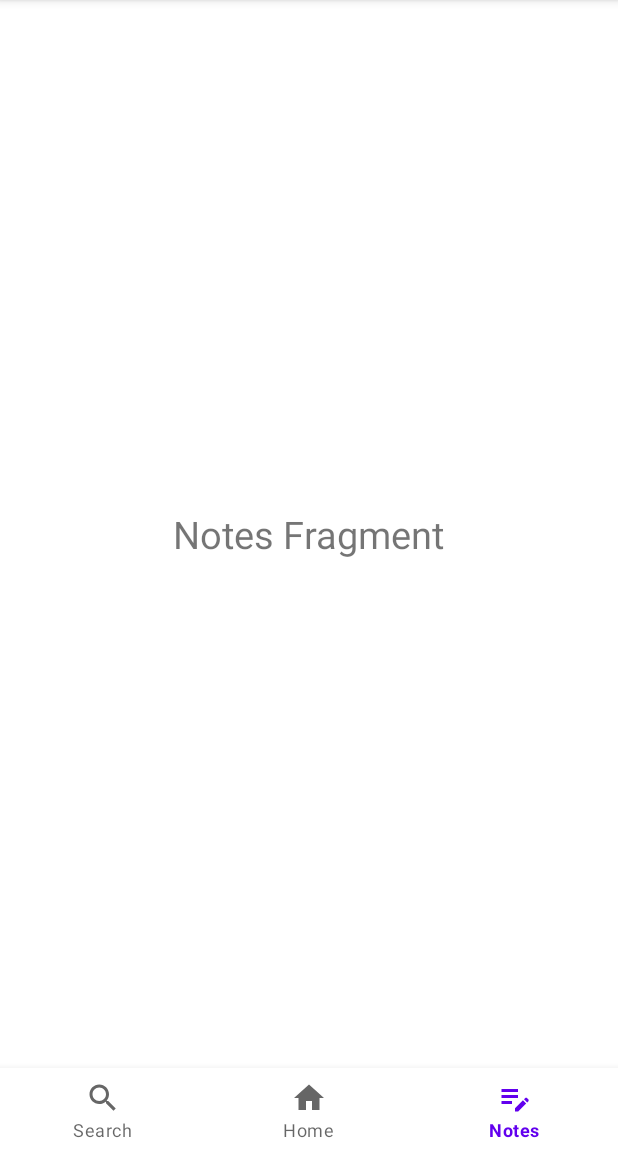
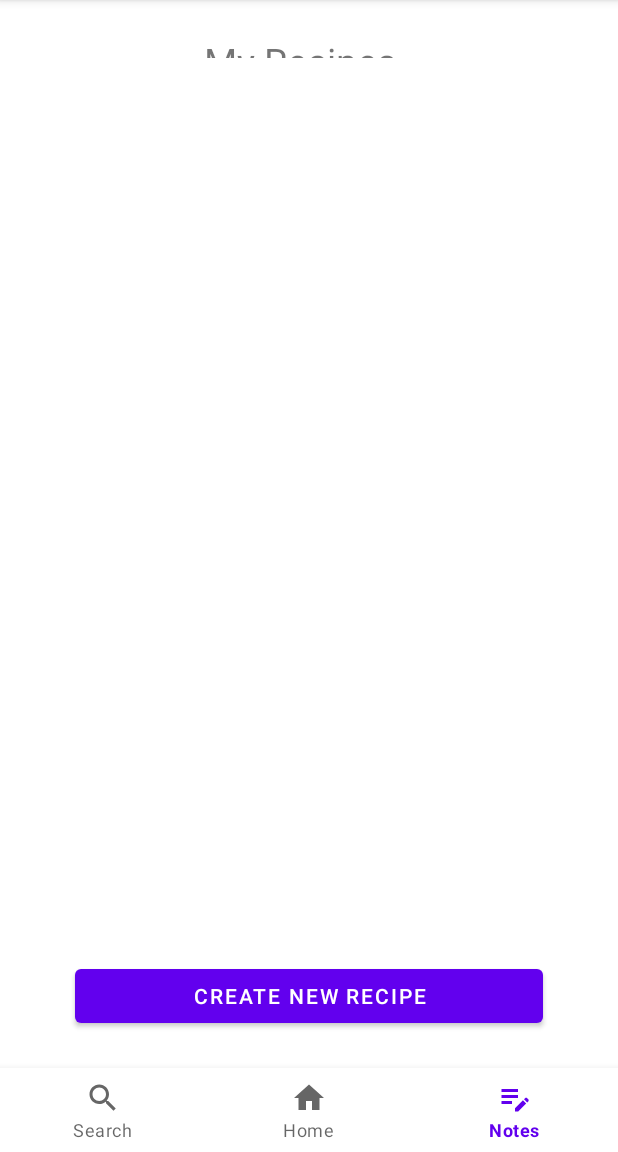
Before and after one commit to gorohovIlya/App_Cooking_Book, an Android app: the screen it shows after launch (MainActivity), item 3 of the bottom bar chosen, on a phone screen of 412 x 824 dp, the part 84-1236 px from its top. Run offline under Robolectric (Android 15) with nearby library versions, the phone set to English and light mode, and no system bars.

Commit message:
фрагмент создания рецепта

```diff
--- a/My_Cooking_Book/app/src/main/java/com/example/my_cooking_book/fragments/NotesFragment.java
+++ b/My_Cooking_Book/app/src/main/java/com/example/my_cooking_book/fragments/NotesFragment.java
@@ -1,20 +1,41 @@
 package com.example.my_cooking_book.fragments;
 
+import android.annotation.SuppressLint;
 import android.os.Bundle;
 
 import androidx.fragment.app.Fragment;
+import androidx.fragment.app.FragmentTransaction;
 
 import android.view.LayoutInflater;
 import android.view.View;
 import android.view.ViewGroup;
+import android.widget.Button;
+import android.widget.ListView;
 
 import com.example.my_cooking_book.R;
 
-public class NotesFragment extends Fragment {
+public class NotesFragment extends Fragment{
+    ListView user_recipes;
+    Button recipe_add;
 
+    @SuppressLint("MissingInflatedId")
     @Override
     public View onCreateView(LayoutInflater inflater, ViewGroup container,
                              Bundle savedInstanceState) {
-        return inflater.inflate(R.layout.fragment_notes, container, false);
-    }
-}
+        View view = inflater.inflate(R.layout.fragment_notes, null);
+        user_recipes = view.findViewById(R.id.recipe_notes);
+        recipe_add = (Button) view.findViewById(R.id.add_recipe);
+//        return inflater.inflate(R.layout.fragment_notes, container, false);
+        recipe_add.setOnClickListener(new View.OnClickListener() {
+            @Override
+            public void onClick(View v) {
+                FragmentTransaction transaction = getFragmentManager().beginTransaction();
+                CreatingRecipeFragment creatingRecipeFragment = new CreatingRecipeFragment();
+                transaction.replace(R.id.container, creatingRecipeFragment);
+                transaction.addToBackStack(null);
+                transaction.commit();
+            }
+        });
+
+        return view;
+    }}
--- a/My_Cooking_Book/app/src/main/res/layout/fragment_notes.xml
+++ b/My_Cooking_Book/app/src/main/res/layout/fragment_notes.xml
@@ -6,10 +6,39 @@
     tools:context=".fragments.SearchFragment">
 
     <TextView
-        android:layout_width="wrap_content"
+        android:layout_width="137dp"
         android:layout_height="wrap_content"
+        android:layout_alignParentStart="true"
+        android:layout_alignParentTop="true"
+        android:layout_alignParentEnd="true"
+        android:layout_alignParentBottom="true"
+        android:layout_marginStart="136dp"
+        android:layout_marginTop="23dp"
+        android:layout_marginEnd="136dp"
+        android:layout_marginBottom="673dp"
         android:text="@string/notes_fragment"
-        android:textSize="25sp"
-        android:layout_centerInParent="true" />
+        android:textSize="25sp" />
+
+    <ListView
+        android:id="@+id/recipe_notes"
+        android:layout_width="match_parent"
+        android:layout_height="wrap_content"
+        android:layout_alignParentTop="true"
+        android:layout_alignParentBottom="true"
+        android:layout_marginTop="62dp"
+        android:layout_marginBottom="84dp"
+        />
+
+    <Button
+        android:id="@+id/add_recipe"
+        android:layout_width="311dp"
+        android:layout_height="wrap_content"
+        android:layout_alignParentStart="true"
+        android:layout_alignParentEnd="true"
+        android:layout_alignParentBottom="true"
+        android:layout_marginStart="50dp"
+        android:layout_marginEnd="50dp"
+        android:layout_marginBottom="24dp"
+        android:text="@string/add_recipe" />
 
 </RelativeLayout>
--- a/My_Cooking_Book/app/src/main/res/values/strings.xml
+++ b/My_Cooking_Book/app/src/main/res/values/strings.xml
@@ -9,5 +9,9 @@
     <string name="search">Search</string>
     <string name="search_fragment">Search Fragment</string>
     <string name="home_fragment">Home Fragment</string>
-    <string name="notes_fragment">Notes Fragment</string>
+    <string name="notes_fragment">My Recipes</string>
+    <string name="add_recipe">CREATE NEW RECIPE</string>
+    <!-- TODO: Remove or change this placeholder text -->
+    <string name="hello_blank_fragment">Hello blank fragment</string>
+    <string name="adding_a_recipe">ADDING A RECIPE</string>
 </resources>
```
Also changed, not shown: My_Cooking_Book/app/src/main/java/com/example/my_cooking_book/fragments/CreatingRecipeFragment.java (added, +22 -0 lines), My_Cooking_Book/app/src/main/res/layout/fragment_creating_recipe.xml (added, +63 -0 lines).
